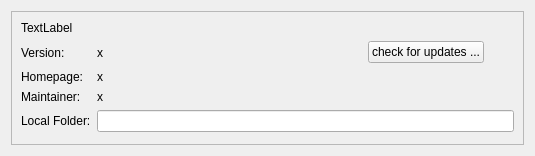
Qt form ui/a2widget/a2module_source_body.ui (ewerybody/a2) before a commit.
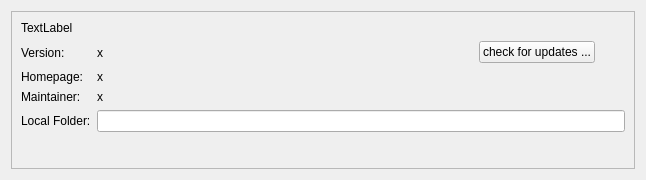
The same form after that commit. Custom widgets are drawn as their Qt base class.

```diff
--- a/ui/a2widget/a2module_source_body.ui
+++ b/ui/a2widget/a2module_source_body.ui
@@ -5,8 +5,8 @@
    <rect>
     <x>0</x>
     <y>0</y>
-    <width>535</width>
-    <height>156</height>
+    <width>646</width>
+    <height>180</height>
    </rect>
   </property>
   <layout class="QVBoxLayout" name="modsource_layout">
```
Left out of the diff: 9 changed lines with no effect on the pictures.
